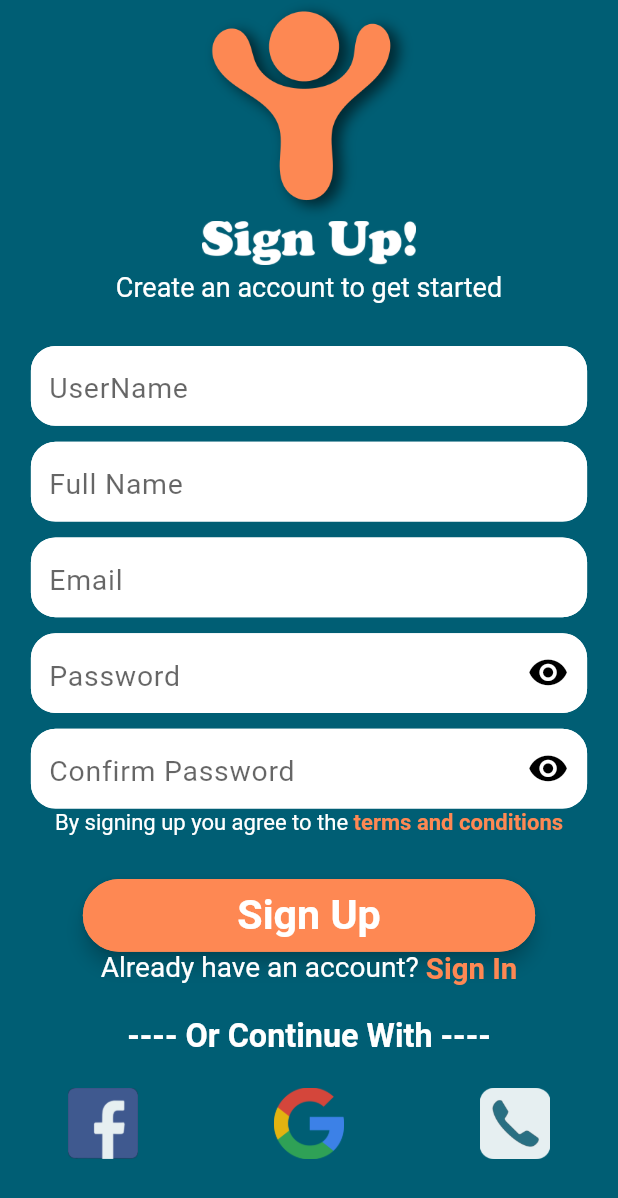
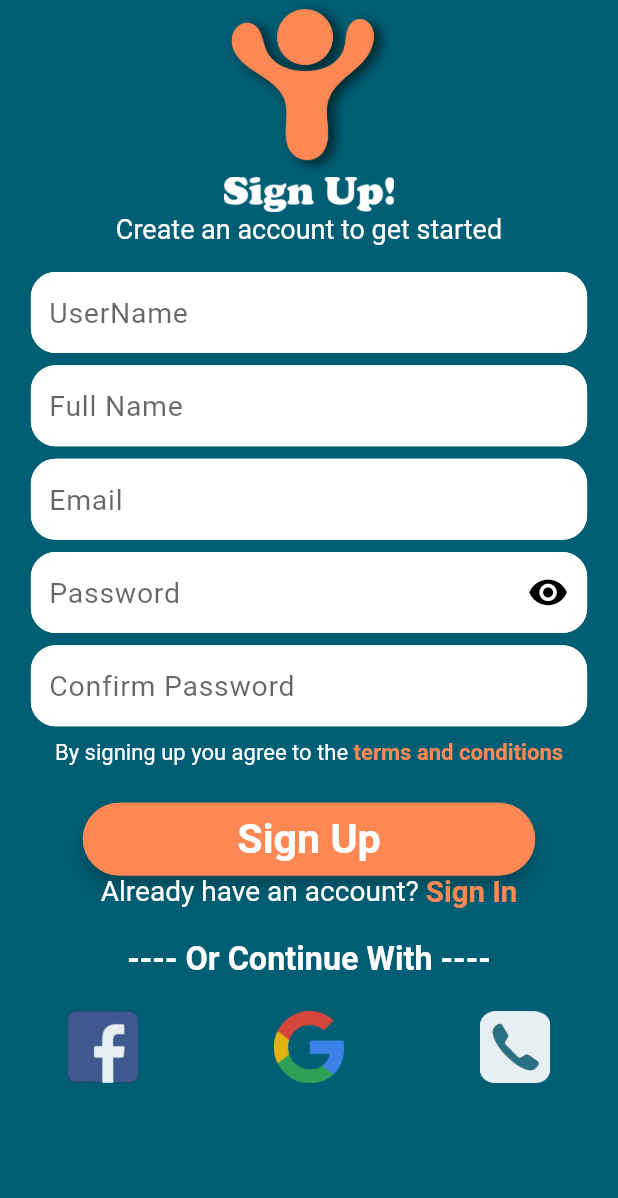
Before and after one commit to AhmadWehbe167/youplan, a Flutter app: the RegisterPage screen opened directly, on a phone screen of 412 x 824 dp. Shown: the top 1198 px of the screen. Run offline on Flutter 3.47's test engine with Material 2 defaults, Android fonts, the phone set to English and light mode, and no system bars; our stand-ins replace cloud_firestore, data_connection_checker, firebase_auth, flare_flutter, flutter_spinkit, google_maps_flutter; missing offline and left inert: algolia, flutter_google_places, google_maps_webservice; accounts and stored records are empty.

Commit message:
Final touches to UI and error conveying

```diff
--- a/lib/Authenticate_Screens/Refactored.dart
+++ b/lib/Authenticate_Screens/Refactored.dart
@@ -27,10 +27,11 @@ class AuthTextField extends StatelessWidget {
           color: navy,
           letterSpacing: 0.5,
           fontWeight: FontWeight.bold,
-          fontSize: height * 0.025),
+          fontSize: height * 0.023),
       obscureText: obsecure,
       decoration: InputDecoration(
-        errorStyle: TextStyle(fontWeight: FontWeight.bold),
+        errorStyle:
+            TextStyle(fontWeight: FontWeight.bold, color: Colors.redAccent),
         hintText: labelTitle,
         hintStyle:
             TextStyle(fontWeight: FontWeight.normal, fontSize: height * 0.023),
--- a/lib/Authenticate_Screens/Register_Page.dart
+++ b/lib/Authenticate_Screens/Register_Page.dart
@@ -57,7 +57,7 @@ class _RegisterPageState extends State<RegisterPage> {
                     controller: _scrollController,
                     children: [
                       Container(
-                        height: height * 0.25,
+                        height: height * 0.2,
                         child: Column(
                           children: <Widget>[
                             Expanded(
@@ -97,39 +97,22 @@ class _RegisterPageState extends State<RegisterPage> {
                         ),
                       ),
                       SizedBox(
-                        height: height * 0.03,
+                        height: height * 0.01,
                       ),
                       networkError != null
                           ? Center(
                               child: Text(
                                 '$networkError',
                                 style: TextStyle(
-                                    color: Colors.red[800],
-                                    fontSize: 15,
+                                    color: Colors.redAccent,
+                                    fontSize: width / 24,
                                     fontWeight: FontWeight.bold),
                               ),
                             )
                           : Container(),
-                      emailTakenError != null
-                          ? Center(
-                              child: Text(
-                                '$emailTakenError',
-                                style: TextStyle(
-                                    color: Colors.red[800],
-                                    fontSize: 15,
-                                    fontWeight: FontWeight.bold),
-                              ),
-                            )
-                          : Container(),
-                      Container(
-                        height: height * 0.4,
-                        child: Column(
-                          children: <Widget>[
-                            Expanded(
-                              flex: 5,
-                              child: Padding(
-                                padding: EdgeInsets.fromLTRB(
-                                    width * 0.05, 0, width * 0.05, 0),
+                      Padding(
+                        padding: EdgeInsets.fromLTRB(width * 0.05, height / 100,
+                            width * 0.05, height / 100),
                         child: AuthTextField(
                           obsecure: false,
                           labelTitle: 'UserName',
@@ -156,22 +139,20 @@ class _RegisterPageState extends State<RegisterPage> {
                           },
                         ),
                       ),
-                            ),
                       userNameTakenError != null
-                                ? Padding(
-                                    padding: const EdgeInsets.only(left: 30),
+                          ? Center(
+                              child: Padding(
+                                padding: EdgeInsets.only(bottom: height / 100),
                                 child: Text(
                                   'UserName is taken choose a different one',
-                                      style: TextStyle(color: Colors.red[800]),
+                                  style: TextStyle(color: Colors.redAccent),
+                                ),
                               ),
                             )
                           : Container(),
-                            Expanded(child: SizedBox()),
-                            Expanded(
-                              flex: 5,
-                              child: Padding(
+                      Padding(
                         padding: EdgeInsets.fromLTRB(
-                                    width * 0.05, 0, width * 0.05, 0),
+                            width * 0.05, 0, width * 0.05, height / 100),
                         child: AuthTextField(
                           obsecure: false,
                           labelTitle: 'Full Name',
@@ -200,13 +181,9 @@ class _RegisterPageState extends State<RegisterPage> {
                           },
                         ),
                       ),
-                            ),
-                            Expanded(child: SizedBox()),
-                            Expanded(
-                              flex: 5,
-                              child: Padding(
+                      Padding(
                         padding: EdgeInsets.fromLTRB(
-                                    width * 0.05, 0, width * 0.05, 0),
+                            width * 0.05, 0, width * 0.05, height / 100),
                         child: AuthTextField(
                           obsecure: false,
                           labelTitle: 'Email',
@@ -229,13 +206,23 @@ class _RegisterPageState extends State<RegisterPage> {
                           },
                         ),
                       ),
+                      emailTakenError != null
+                          ? Padding(
+                              padding: EdgeInsets.only(bottom: height / 100),
+                              child: Center(
+                                child: Text(
+                                  '$emailTakenError',
+                                  style: TextStyle(
+                                      color: Colors.redAccent,
+                                      fontSize: width / 23,
+                                      fontWeight: FontWeight.bold),
                                 ),
-                            Expanded(child: SizedBox()),
-                            Expanded(
-                              flex: 5,
-                              child: Padding(
+                              ),
+                            )
+                          : Container(),
+                      Padding(
                         padding: EdgeInsets.fromLTRB(
-                                    width * 0.05, 0, width * 0.05, 0),
+                            width * 0.05, 0, width * 0.05, height / 100),
                         child: AuthTextField(
                           obsecure: isObsecure,
                           labelTitle: 'Password',
@@ -262,8 +249,7 @@ class _RegisterPageState extends State<RegisterPage> {
                             }
                           },
                           icon: IconButton(
-                                    padding: EdgeInsets.fromLTRB(
-                                        0, 0, width / 100, 0),
+                            padding: EdgeInsets.fromLTRB(0, 0, width / 100, 0),
                             icon: Icon(
                               Icons.remove_red_eye,
                               color: Colors.black,
@@ -277,13 +263,9 @@ class _RegisterPageState extends State<RegisterPage> {
                           ),
                         ),
                       ),
-                            ),
-                            Expanded(child: SizedBox()),
-                            Expanded(
-                              flex: 5,
-                              child: Padding(
+                      Padding(
                         padding: EdgeInsets.fromLTRB(
-                                    width * 0.05, 0, width * 0.05, 0),
+                            width * 0.05, 0, width * 0.05, height / 100),
                         child: AuthTextField(
                           obsecure: isObsecure,
                           labelTitle: 'Confirm Password',
@@ -299,34 +281,16 @@ class _RegisterPageState extends State<RegisterPage> {
                               return null;
                             }
                           },
-                                  icon: IconButton(
-                                    padding: EdgeInsets.fromLTRB(
-                                        0, 0, width / 100, 0),
-                                    icon: Icon(
-                                      Icons.remove_red_eye,
-                                      color: Colors.black,
-                                      size: height / 30,
-                                    ),
-                                    onPressed: () {
-                                      setState(() {
-                                        isObsecure = !isObsecure;
-                                      });
-                                    },
                         ),
                       ),
-                              ),
-                            ),
-                            Expanded(
-                              flex: 2,
-                              child: Align(
+                      Align(
                           alignment: Alignment.topCenter,
                           child: FittedBox(
                             fit: BoxFit.contain,
                             child: RichText(
                               text: TextSpan(children: <TextSpan>[
                                 TextSpan(
-                                            text:
-                                                'By signing up you agree to the ',
+                                    text: 'By signing up you agree to the ',
                                     style: TextStyle(
                                         fontSize: width / 28,
                                         color: Colors.white)),
@@ -340,10 +304,6 @@ class _RegisterPageState extends State<RegisterPage> {
                               ]),
                             ),
                           )),
-                            ),
-                          ],
-                        ),
-                      ),
                       Container(
                         height: height * 0.27,
                         child: Column(
```
Lines whose indentation alone changed are shown as unchanged.
